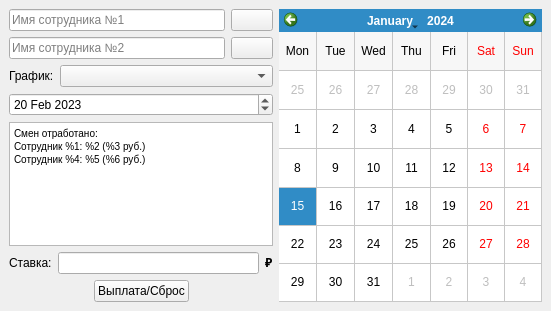
The window that mainwindow.ui (The-Zealot/WBScheduleManager) describes before a commit, drawn with Qt 5.
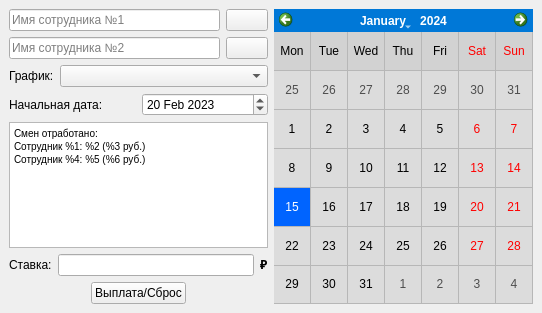
The same window after the commit.

```diff
--- a/mainwindow.ui
+++ b/mainwindow.ui
@@ -6,8 +6,8 @@
    <rect>
     <x>0</x>
     <y>0</y>
-    <width>551</width>
-    <height>311</height>
+    <width>542</width>
+    <height>313</height>
    </rect>
   </property>
   <property name="windowTitle">
@@ -103,6 +103,15 @@
        </layout>
       </item>
       <item>
+       <layout class="QHBoxLayout" name="horizontalLayout_6">
+        <item>
+         <widget class="QLabel" name="label_4">
+          <property name="text">
+           <string>Начальная дата:</string>
+          </property>
+         </widget>
+        </item>
+        <item>
        <widget class="QDateEdit" name="dateEdit">
         <property name="dateTime">
          <datetime>
@@ -116,6 +125,8 @@
         </property>
        </widget>
       </item>
+       </layout>
+      </item>
       <item>
        <widget class="QTextEdit" name="textEdit">
         <property name="html">
@@ -191,6 +202,41 @@
     </item>
     <item row="0" column="1">
      <widget class="QCalendarWidget" name="calendarWidget">
+      <property name="styleSheet">
+       <string notr="true">QCalendarWidget QToolButton {
+  	color: white;
+	background-color: rgb(0, 120, 215);
+  }
+  
+  QCalendarWidget QSpinBox { 
+  	color: white; 
+	background-color: rgb(0, 120, 215);
+  	selection-background-color: rgb(136, 136, 136);
+  	selection-color: rgb(255, 255, 255);
+  }
+  /* header row */
+  QCalendarWidget QWidget { alternate-background-color: rgb(210, 210, 210); }
+   
+  /* normal days */
+  QCalendarWidget QAbstractItemView:enabled 
+  {
+  	color: black;  
+  	background-color: rgb(220, 220, 220);  
+  	selection-background-color: rgb(0, 100, 255); 
+  	selection-color: rgb(255, 255, 255); 
+  }
+   
+  /* days in other months */
+  /* navigation bar */
+QCalendarWidget QWidget#qt_calendar_navigationbar
+{  
+	background-color: rgb(0, 120, 215);
+}
+QCalendarWidget QAbstractItemView:disabled 
+{ 
+color: rgb(77, 77, 77); 
+}</string>
+      </property>
       <property name="gridVisible">
        <bool>true</bool>
       </property>
```
Lines whose indentation alone changed are shown as unchanged.
